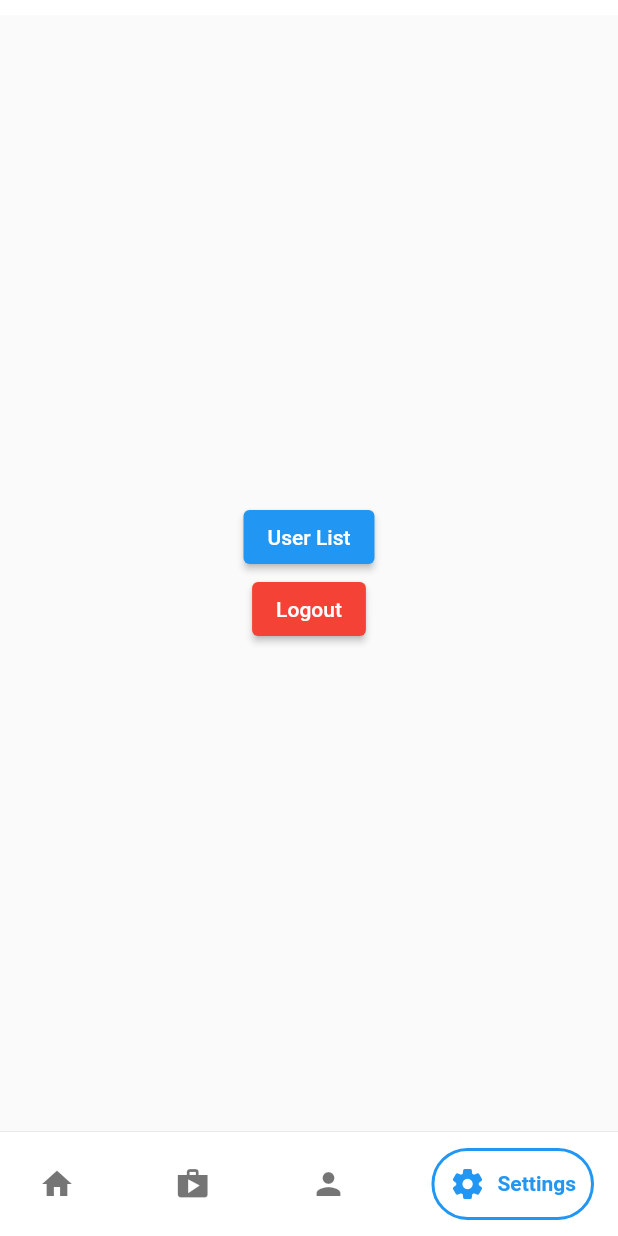
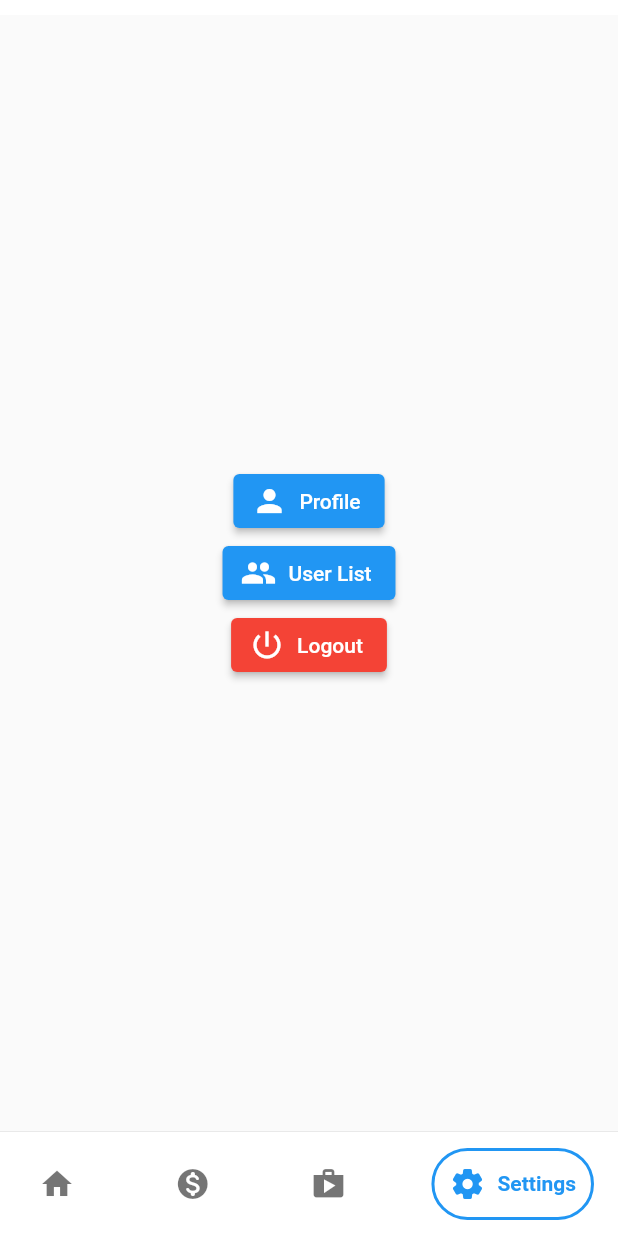
Before and after one commit to Rzero6/project_belanjakan, a Flutter app: the MainMenuView screen opened directly, item 4 of the bottom bar chosen, on a phone screen of 412 x 824 dp. Run offline on Flutter 3.47's test engine with Material 2 defaults, Android fonts, the phone set to English and light mode, and no system bars; drawn by our look-alikes of google_nav_bar; our stand-ins replace camera, flutter_bloc, image_picker, photo_view, shared_preferences, sqflite; accounts and stored records are empty.

```diff
--- a/lib/view/main_menu.dart
+++ b/lib/view/main_menu.dart
@@ -3,6 +3,7 @@ import 'package:flutter/material.dart';
 import 'package:google_nav_bar/google_nav_bar.dart';
 import 'package:project_belanjakan/view/grid.dart';
 import 'package:project_belanjakan/view/items_list.dart';
+import 'package:project_belanjakan/view/offers/daily_offers.dart';
 import 'package:project_belanjakan/view/profile_page.dart';
 import 'package:project_belanjakan/view/settings_page.dart';
 
@@ -27,8 +28,8 @@ class _MainMenuViewState extends State<MainMenuView> {
   Widget build(BuildContext context) {
     final List<Widget> pages = [
       const MyGridView(),
+      const DailyOffers(),
       const ItemsListView(),
-      const ProfileView(),
       const SettingsView(),
     ];
     return Scaffold(
@@ -56,17 +57,18 @@ class _MainMenuViewState extends State<MainMenuView> {
               tabs: const [
                 GButton(icon: Icons.home, text: 'Home'),
                 GButton(
+                  icon: Icons.monetization_on_rounded,
+                  text: 'Offers',
+                ),
+                GButton(
                   icon: Icons.shop,
                   text: 'Items',
-                ),
-                GButton(
-                  icon: Icons.person,
-                  text: 'Profile',
                 ),
                 GButton(
                   icon: Icons.settings_rounded,
                   text: 'Settings',
                 ),
+
               ],
               duration: const Duration(milliseconds: 500),
               selectedIndex: currentPageIndex,
--- a/lib/view/settings_page.dart
+++ b/lib/view/settings_page.dart
@@ -1,5 +1,6 @@
 import 'package:flutter/material.dart';
 import 'package:project_belanjakan/view/login_page.dart';
+import 'package:project_belanjakan/view/profile_page.dart';
 import 'package:project_belanjakan/view/user_list.dart';
 import 'package:shared_preferences/shared_preferences.dart';
 
@@ -13,21 +14,31 @@ class SettingsView extends StatelessWidget {
         child: Column(
           mainAxisAlignment: MainAxisAlignment.center,
           children: [
-            ElevatedButton(
+            ElevatedButton.icon(
+              icon: const Icon(Icons.person),
+              onPressed: () {
+                Navigator.push(context,
+                    MaterialPageRoute(builder: (_) => const ProfileView()));
+              },
+              label: const Text('Profile'),
+            ),
+            ElevatedButton.icon(
+              icon: const Icon(Icons.people),
               onPressed: () {
                 Navigator.push(context,
                     MaterialPageRoute(builder: (_) => const UserList()));
               },
-              child: const Text('User List'),
+              label: const Text('User List'),
             ),
-            ElevatedButton(
+            ElevatedButton.icon(
+              icon: const Icon(Icons.power_settings_new),
                 onPressed: () async {
                   removeLoginData();
                   Navigator.pushReplacement(context,
                       MaterialPageRoute(builder: (_) => const Loginview()));
                 },
                 style: ElevatedButton.styleFrom(backgroundColor: Colors.red),
-                child: const Text('Logout')),
+                label: const Text('Logout')),
           ],
         ),
       ),
```
Also changed, not shown: lib/view/edit_profile_page.dart (+35 -20 lines), lib/view/offers/daily_offers.dart (added, +15 -0 lines), lib/view/profile_page.dart (+13 -12 lines).
